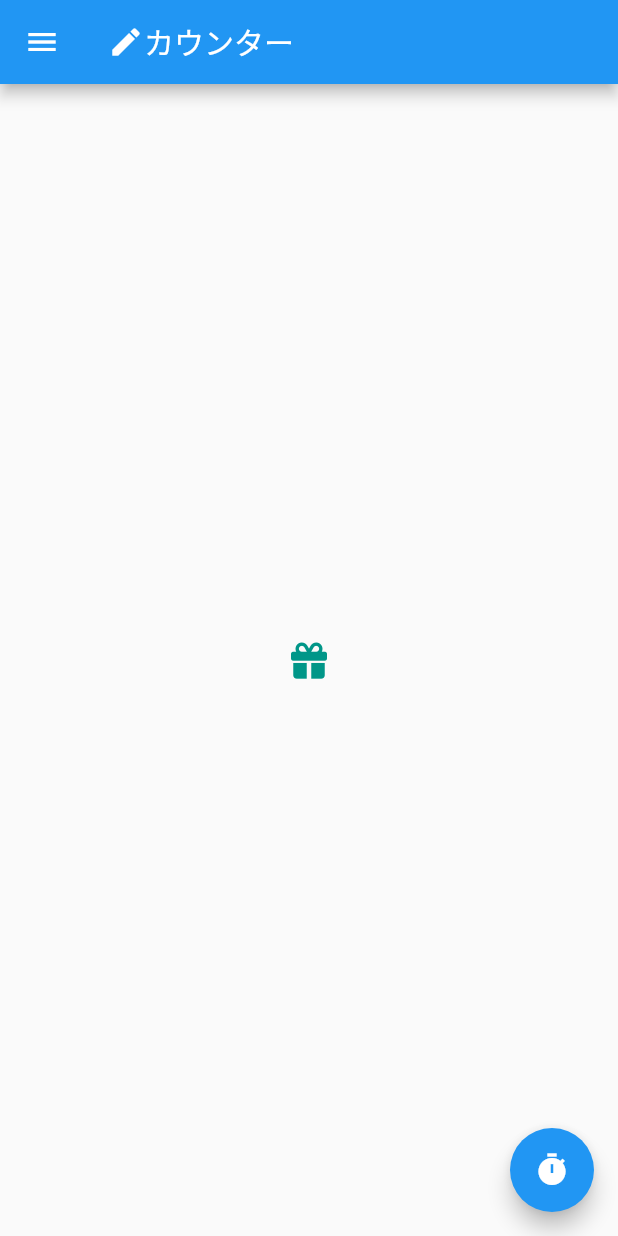
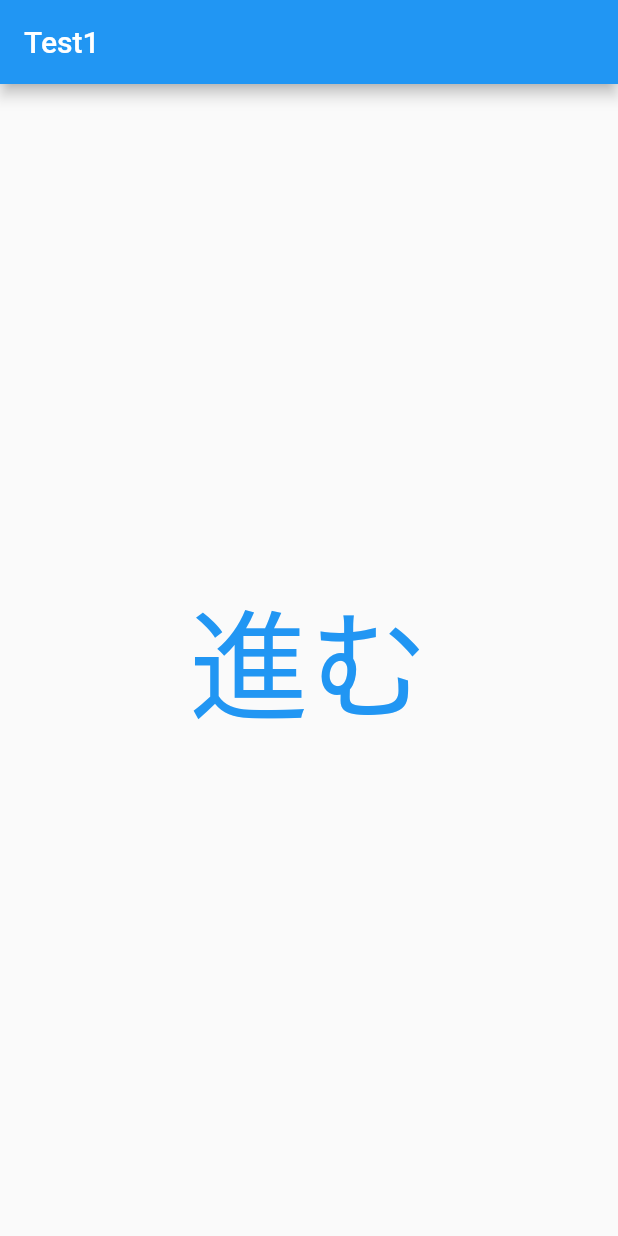
Before and after one commit to kyong0612/hello-flutter, a Flutter app: the screen it shows after launch, on a phone screen of 412 x 824 dp. Run offline on Flutter 3.47's test engine with Material 2 defaults, Android fonts, the phone set to English and light mode, and no system bars.

```diff
--- a/helloworld/lib/main.dart
+++ b/helloworld/lib/main.dart
@@ -1,5 +1,5 @@
 import 'package:flutter/material.dart';
-import 'package:font_awesome_flutter/font_awesome_flutter.dart';
+import 'test_page1.dart';
 
 void main() {
   runApp(const MyApp());
@@ -31,40 +31,10 @@ class MyHomePage extends StatefulWidget {
 }
 
 class _MyHomePageState extends State<MyHomePage> {
-  int _counter = 0;
-  String _type = '偶数';
-
-  void _incrementCounter() {
-    setState(() {
-      _counter++;
-      if (_counter % 2 == 0) {
-        _type = '偶数';
-      } else {
-        _type = '奇数';
-      }
-    });
-  }
-
   @override
   Widget build(BuildContext context) {
     return Scaffold(
-      appBar: AppBar(
-        title: Row(
-          children: const [
-            Icon(Icons.create),
-            Text('カウンター'),
-          ],
-        ),
-      ),
-      body:
-          const Center(child: Icon(FontAwesomeIcons.gift, color: Colors.teal)),
-      floatingActionButton: FloatingActionButton(
-        onPressed: _incrementCounter,
-        child: const Icon(Icons.timer),
-      ),
-      drawer: const Drawer(
-        child: Center(child: Text("Drawer")),
-      ),
+      body: TestPage1(),
     );
   }
 }
--- /dev/null
+++ b/helloworld/lib/test_page1.dart
@@ -0,0 +1,23 @@
+import 'package:flutter/material.dart';
+import 'test_page2.dart';
+
+class TestPage1 extends StatelessWidget {
+  @override
+  Widget build(BuildContext context) {
+    return Scaffold(
+      appBar: AppBar(
+        title: const Text('Test1'),
+      ),
+      body: Center(
+        child: TextButton(
+          onPressed: () => {
+            Navigator.of(context).push(MaterialPageRoute(builder: (context) {
+              return TestPage2();
+            }))
+          },
+          child: const Text('進む', style: TextStyle(fontSize: 80)),
+        ),
+      ),
+    );
+  }
+}
```
Also changed, not shown: helloworld/lib/test_page2.dart (added, +31 -0 lines), helloworld/lib/test_page3.dart (added, +17 -0 lines).
